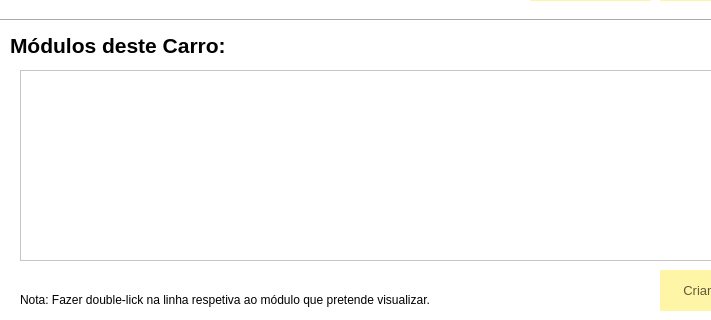
Old version of the form FSIPLeiria/gerircarro.ui in the repository tatianascgil/Projeto_Informatico_Formula_Student_Barramento_CAN; both pictures show x 0 to 711 and y 180 to 500 of the 800 by 500 pixel window.
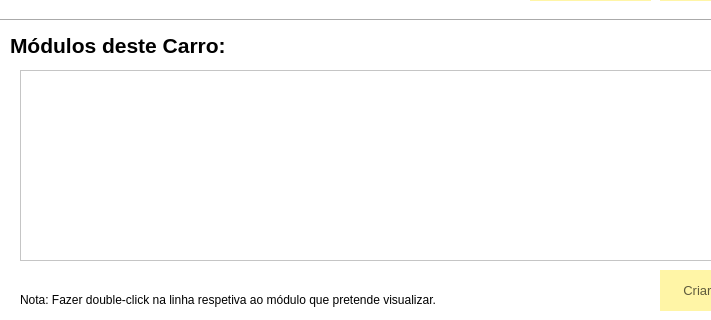
New version of the form. Icons and pictures are not drawn.

```diff
--- a/FSIPLeiria/gerircarro.ui
+++ b/FSIPLeiria/gerircarro.ui
@@ -263,7 +263,7 @@
     </rect>
    </property>
    <property name="text">
-    <string>Nota: Fazer double-lick na linha respetiva ao módulo que pretende visualizar.</string>
+    <string>Nota: Fazer double-click na linha respetiva ao módulo que pretende visualizar.</string>
    </property>
   </widget>
  </widget>
```
